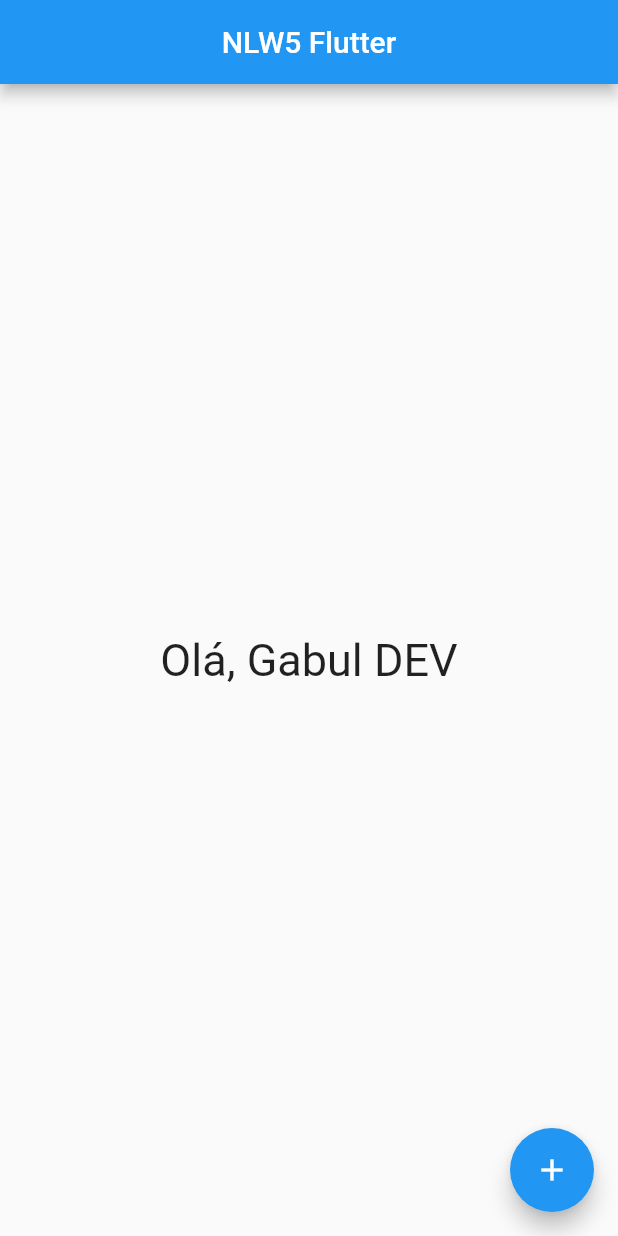
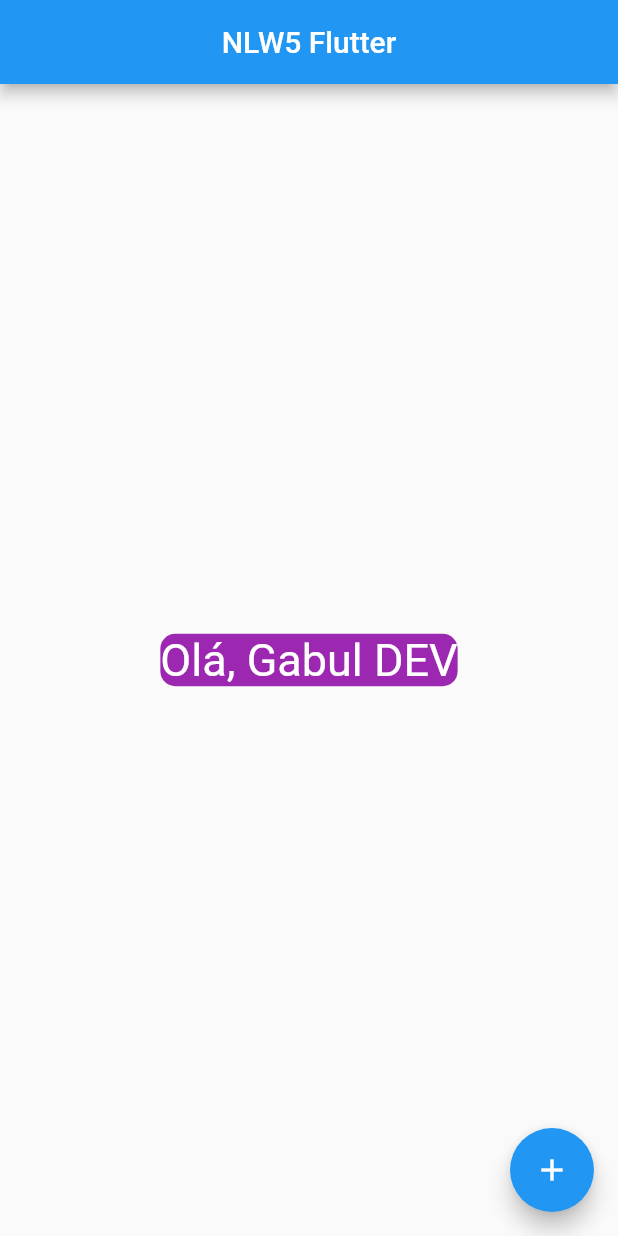
Before and after one commit to Flaviohmm/DevQuiz-Flutter, a Flutter app: the screen it shows after launch, on a phone screen of 412 x 824 dp. Run offline on Flutter 3.47's test engine with Material 2 defaults, Android fonts, the phone set to English and light mode, and no system bars.

Commit message:
NLW#5 - Terminando a tela de Teste

```diff
--- a/lib/main.dart
+++ b/lib/main.dart
@@ -27,7 +27,13 @@ class MyApp extends StatelessWidget {
           title: Center(child: Text("NLW5 Flutter"))
         ),
         body: Center(
-          child: Text("Olá, Gabul DEV", style: TextStyle(fontSize: 30))
+          child: Container(
+            decoration: BoxDecoration(
+              color: Colors.purple,
+              borderRadius: BorderRadius.circular(10)
+            ),
+            child: Text("Olá, Gabul DEV", style: TextStyle(fontSize: 30, color: Colors.white))
+          )
         ),
         floatingActionButton: FloatingActionButton(
           onPressed: () {},
```
